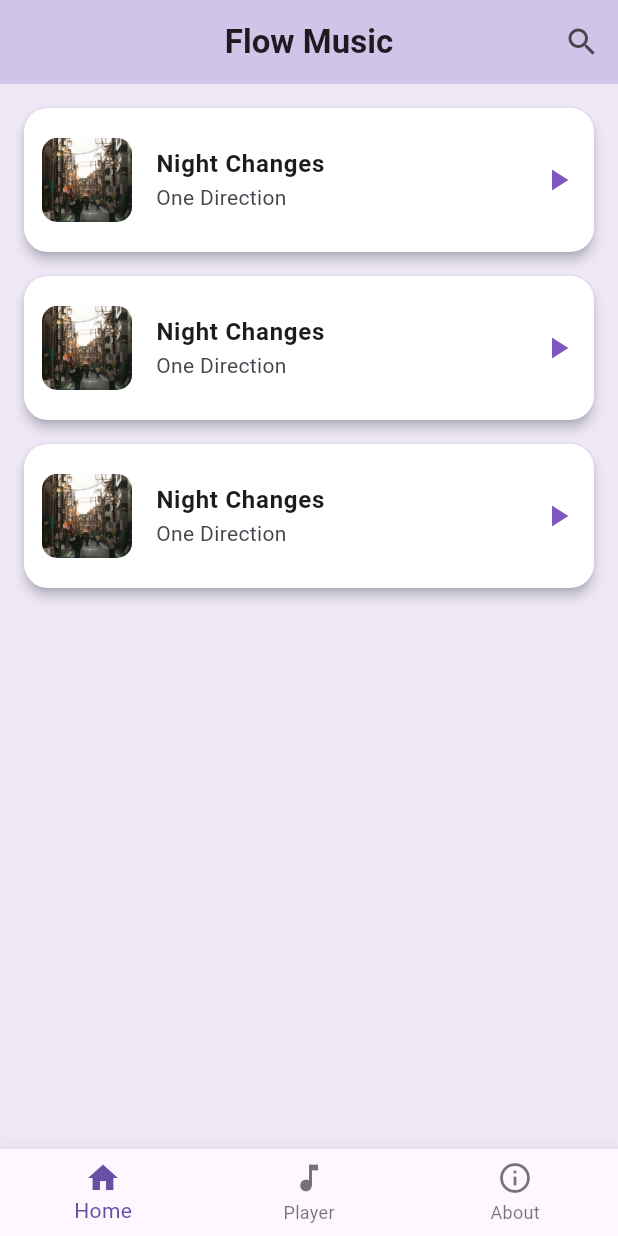
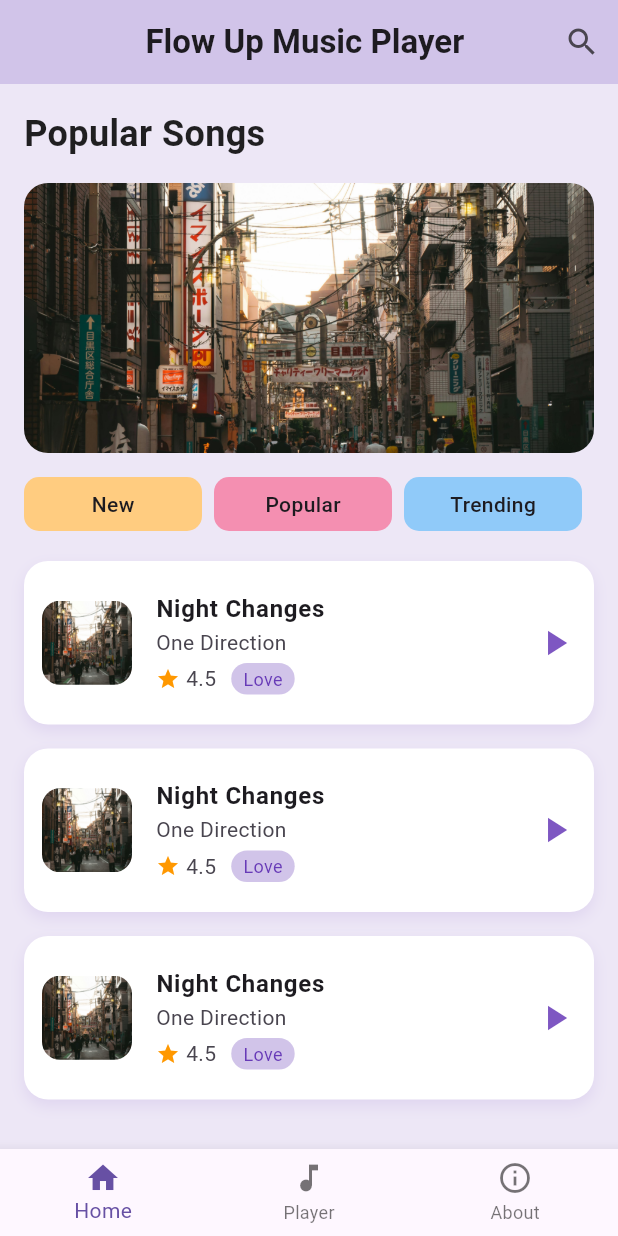
Before and after one commit to trgiang14/2025_LTTBDD_N05_Nhom_Giang, a Flutter app: the screen it shows after launch, on a phone screen of 412 x 824 dp. Run offline on Flutter 3.47's test engine with Material 3 defaults, Android fonts, the phone set to English and light mode, and no system bars.

Commit message:
update trang home+about us

```diff
--- a/lib/main.dart
+++ b/lib/main.dart
@@ -28,7 +28,7 @@ class _FlowAppState extends State<FlowApp> {
   Widget build(BuildContext context) {
     return MaterialApp(
       debugShowCheckedModeBanner: false,
-      title: "Flow Up",
+      title: "Flow Up Music Player",
       theme: ThemeData(
         brightness: Brightness.light,
         primarySwatch: Colors.blue,
--- a/lib/screens/about_screen.dart
+++ b/lib/screens/about_screen.dart
@@ -12,37 +12,60 @@ class AboutScreen extends StatelessWidget {
         elevation: 0,
         centerTitle: true,
         title: const Text(
-          "About us",
+          "Flow Up Music Player ",
           style: TextStyle(fontWeight: FontWeight.bold),
         ),
       ),
       body: Center(
         child: Padding(
           padding: const EdgeInsets.all(24),
-          child: Column(
-            mainAxisAlignment: MainAxisAlignment.center,
-            children: [
-              const Icon(Icons.music_note, size: 80, color: Colors.deepPurple),
-              const SizedBox(height: 20),
-              const Text(
-                "Flow Up Music Player",
-                style: TextStyle(
-                  fontSize: 22,
-                  fontWeight: FontWeight.bold,
-                  color: Colors.black87,
+          child: Center(
+            child: Column(
+              mainAxisAlignment: MainAxisAlignment.start,
+              children: [
+                // Ảnh đại diện
+                const CircleAvatar(
+                  radius: 60,
+                  backgroundImage: AssetImage('assets/images/avatar.jpg'),
                 ),
-              ),
-              const SizedBox(height: 20),
-              const Text(
-                "Ứng dụng phát nhạc được phát triển bằng Flutter.\n"
-                "Hỗ trợ nghe nhạc, có giao diện sáng/tối, đa ngôn ngữ và phát nhạc trực tiếp.\n\n"
-                "Thành viên nhóm:\n"
-                "Trần Thị Thu Giang \n"
-                "@ 2025 Flow Up Team",
-                textAlign: TextAlign.center,
-                style: TextStyle(color: Colors.grey, fontSize: 16),
-              ),
-            ],
+
+                const SizedBox(height: 20),
+
+                // Tên
+                const Text(
+                  'Trần Thu Giang',
+                  style: TextStyle(fontSize: 22, fontWeight: FontWeight.bold),
+                ),
+
+                // Vai trò
+                const Text(
+                  'Developer / UI Designer',
+                  style: TextStyle(fontSize: 16, color: Colors.grey),
+                ),
+
+                const Divider(height: 40),
+
+                // Mô tả ngắn
+                const Text(
+                  'Xin chào! Tôi là Giang, hiện đang phát triển ứng dụng '
+                  'FlowUp — một trình phát nhạc đơn giản, hiện đại và dễ sử dụng.',
+                  textAlign: TextAlign.center,
+                  style: TextStyle(fontSize: 15, height: 1.5),
+                ),
+
+                const SizedBox(height: 30),
+
+                // Liên hệ
+                Row(
+                  mainAxisAlignment: MainAxisAlignment.center,
+                  children: const [
+                    Icon(Icons.email, color: Colors.blue),
+                    SizedBox(width: 8),
+                    Text('giang@example.com'),
+                  ],
+                ),
+              ],
+            ),
           ),
         ),
       ),
--- a/lib/screens/home_screen.dart
+++ b/lib/screens/home_screen.dart
@@ -5,20 +5,26 @@ class HomeScreen extends StatelessWidget {
 
   @override
   Widget build(BuildContext context) {
-    final List<Map<String, String>> songs = [
+    final List<Map<String, dynamic>> songs = [
       {
         "title": "Night Changes",
         "artist": "One Direction",
+        "rating": 4.5,
+        "tag": "Love",
         "image": "images/pexels-julias-torten-und-tortchen-434418-31001122.jpg",
       },
       {
         "title": "Night Changes",
         "artist": "One Direction",
+        "rating": 4.5,
+        "tag": "Love",
         "image": "images/pexels-julias-torten-und-tortchen-434418-31001122.jpg",
       },
       {
         "title": "Night Changes",
         "artist": "One Direction",
+        "rating": 4.5,
+        "tag": "Love",
         "image": "images/pexels-julias-torten-und-tortchen-434418-31001122.jpg",
       },
     ];
@@ -29,50 +35,149 @@ class HomeScreen extends StatelessWidget {
         elevation: 0,
         centerTitle: true,
         title: const Text(
-          "Flow Music",
+          "Flow Up Music Player ",
           style: TextStyle(fontWeight: FontWeight.bold),
         ),
         actions: [IconButton(onPressed: () {}, icon: const Icon(Icons.search))],
       ),
-      body: ListView.builder(
-        padding: const EdgeInsets.all(16),
-        itemCount: songs.length,
-        itemBuilder: (context, index) {
-          final song = songs[index];
-          return Card(
+      body: Padding(
+        padding: const EdgeInsets.symmetric(horizontal: 16),
+        child: ListView(
+          children: [
+            const Padding(
+              padding: EdgeInsets.symmetric(vertical: 16.0),
+              child: Text(
+                "Popular Songs",
+                style: TextStyle(
+                  fontSize: 24,
+                  fontWeight: FontWeight.bold,
+                  color: Colors.black87,
+                ),
+              ),
+            ),
+            ClipRRect(
+              borderRadius: BorderRadius.circular(16),
+              child: Image.asset(
+                "images/pexels-julias-torten-und-tortchen-434418-31001122.jpg",
+                height: 180,
+                width: double.infinity,
+                fit: BoxFit.cover,
+              ),
+            ),
+            const SizedBox(height: 16),
+
+            //Thanh tag lọc
+            Row(
+              mainAxisAlignment: MainAxisAlignment.spaceBetween,
+              children: [
+                Expanded(child: _buildTag("New", Colors.orange.shade200)),
+                const SizedBox(width: 8),
+                Expanded(child: _buildTag("Popular", Colors.pink.shade200)),
+                const SizedBox(width: 8),
+                Expanded(child: _buildTag("Trending", Colors.blue.shade200)),
+                const SizedBox(width: 8),
+              ],
+            ),
+            const SizedBox(height: 20),
+
+            //Danh sách bài hát
+            Column(
+              children: songs.map((song) {
+                return Container(
+                  margin: const EdgeInsets.only(bottom: 16),
+                  decoration: BoxDecoration(
                     color: Colors.white,
-            margin: const EdgeInsets.only(bottom: 16),
-            shape: RoundedRectangleBorder(
                     borderRadius: BorderRadius.circular(16),
+                    boxShadow: [
+                      BoxShadow(
+                        color: Colors.deepPurple.withOpacity(0.1),
+                        blurRadius: 8,
+                        offset: const Offset(0, 4),
                       ),
-            elevation: 3,
+                    ],
+                  ),
                   child: ListTile(
                     contentPadding: const EdgeInsets.all(12),
                     leading: ClipRRect(
-                borderRadius: BorderRadius.circular(10),
+                      borderRadius: BorderRadius.circular(12),
                       child: Image.asset(
-                  song["image"]!,
+                        song["image"],
                         width: 60,
                         height: 60,
                         fit: BoxFit.cover,
                       ),
                     ),
                     title: Text(
-                song["title"]!,
-                style: const TextStyle(fontWeight: FontWeight.bold),
+                      song["title"],
+                      style: const TextStyle(
+                        fontWeight: FontWeight.bold,
+                        fontSize: 16,
                       ),
-              subtitle: Text(song["artist"]!),
+                    ),
+                    subtitle: Column(
+                      crossAxisAlignment: CrossAxisAlignment.start,
+                      children: [
+                        Text('${song["artist"]}'),
+                        const SizedBox(height: 4),
+                        Row(
+                          children: [
+                            const Icon(
+                              Icons.star,
+                              color: Colors.orange,
+                              size: 16,
+                            ),
+                            const SizedBox(width: 4),
+                            Text('${song["rating"]}'),
+                            const SizedBox(width: 10),
+                            Container(
+                              padding: const EdgeInsets.symmetric(
+                                horizontal: 8,
+                                vertical: 2,
+                              ),
+                              decoration: BoxDecoration(
+                                color: Colors.deepPurple.shade100,
+                                borderRadius: BorderRadius.circular(12),
+                              ),
+                              child: Text(
+                                '${song["tag"]}',
+                                style: const TextStyle(
+                                  fontSize: 12,
+                                  color: Colors.deepPurple,
+                                ),
+                              ),
+                            ),
+                          ],
+                        ),
+                      ],
+                    ),
                     trailing: Icon(
                       Icons.play_arrow,
                       color: Colors.deepPurple.shade400,
+                      size: 28,
                     ),
                     onTap: () {
-                // chuyển sang PlayerScreen
+                      //chuyển đến PlayerScreen khi nhấn vào bài hát
                     },
                   ),
                 );
-        },
+              }).toList(),
+            ),
+          ],
+        ),
       ),
     );
   }
 }
+
+//Hàm tạo widget tag nhỏ
+Widget _buildTag(String label, Color color) {
+  return Container(
+    alignment: Alignment.center,
+    height: 36,
+    decoration: BoxDecoration(
+      color: color,
+      borderRadius: BorderRadius.circular(10),
+    ),
+    child: Text(label, style: const TextStyle(fontWeight: FontWeight.w500)),
+  );
+}
```
Lines whose indentation alone changed are shown as unchanged.
